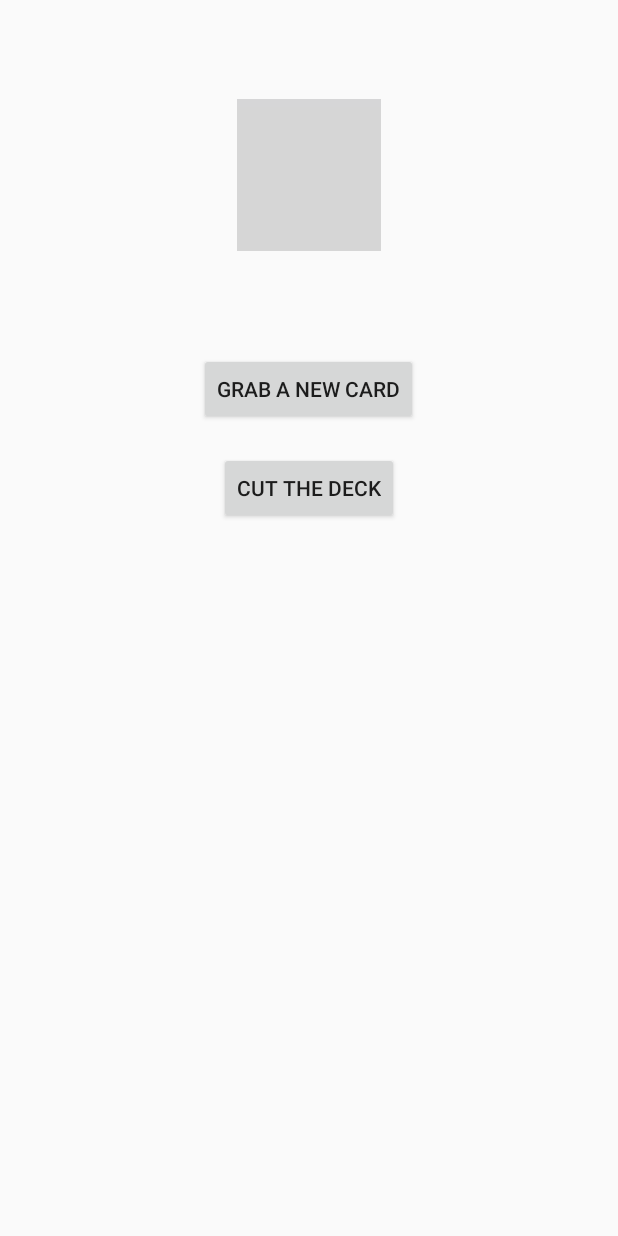
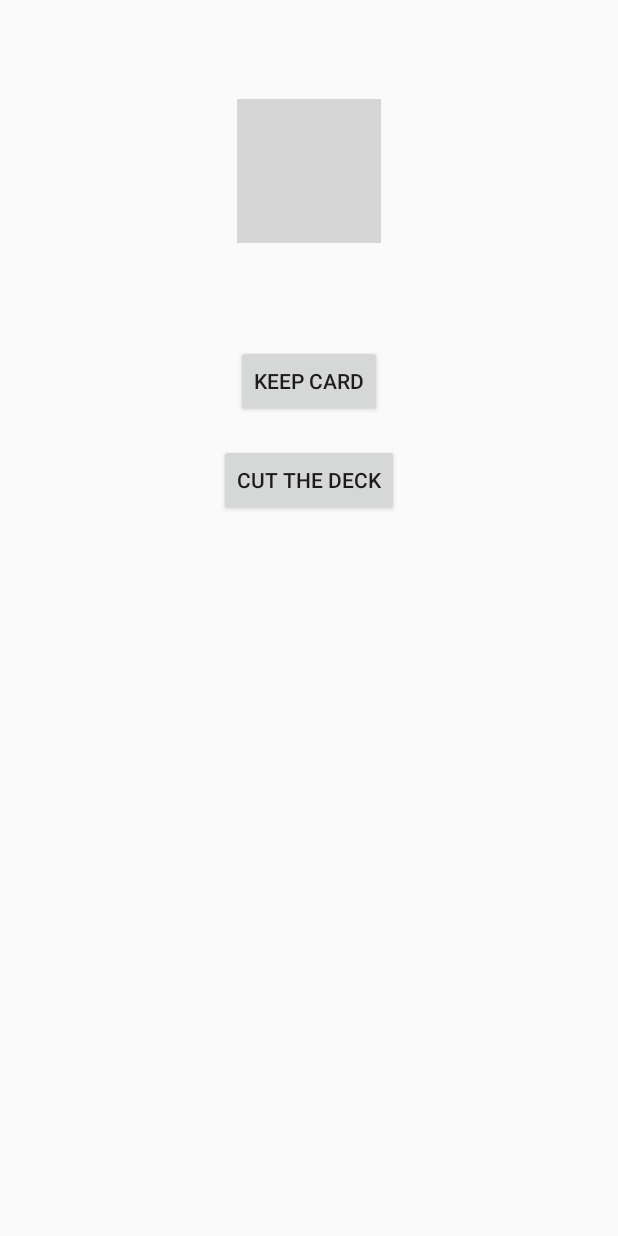
Before and after one commit to JakeHerb/PocketDeck, an Android app: the SingleDeviceActivity screen opened directly, with no data from a screen before it, after a tap on "GRAB A NEW CARD", on a phone screen of 412 x 824 dp. Run offline under Robolectric (Android 15) with nearby library versions, the phone set to English and light mode, and no system bars; grey boxes are pictures that could not be loaded.

Commit message:
Did more adjustments now that CardDeck is a linkedlist of CardViews. GetNewCard() now only shows a preview of the next card, and the view itself isn't removed until you "keep" the card and it's added to the hand.

```diff
--- a/app/src/main/java/com/jacobherbel/pocketdeck/SingleDeviceActivity.java
+++ b/app/src/main/java/com/jacobherbel/pocketdeck/SingleDeviceActivity.java
@@ -14,6 +14,7 @@ import com.jacobherbel.pocketdeck.cardStuff.Card;
 import com.jacobherbel.pocketdeck.cardStuff.CardDeck;
 import com.jacobherbel.pocketdeck.cardStuff.CardView;
 
+import java.util.Iterator;
 import java.util.Random;
 import java.util.concurrent.atomic.AtomicInteger;
 
@@ -39,38 +40,36 @@ public class SingleDeviceActivity extends AppCompatActivity {
 
 
     public void getTopCard(View view) {
-//        Button keepbtn = (Button) findViewById(R.id.newCardBtn);
-//        CardView topCard = (CardView) findViewById(R.id.card1);
-//        if (keepbtn.getText().equals("Grab a new card")) {
-//            topCard = mCardDeck.nextView();
-//            topCard.flipCard();
-//            keepbtn.setText("Keep card");
-//        } else if (keepbtn.getText().equals("Keep card")) {
-//            addToHand(view, topCard);
-//            topCard.flipCard();
-//            keepbtn.setText("Grab a new card");
-//        } else {
-//            keepbtn.setText("An issue occurred");
-//        }
+        Button keepbtn = (Button) findViewById(R.id.newCardBtn);
         CardView topCard = (CardView) findViewById(R.id.card1);
-        CardView newCard = mCardDeck.nextView();
-        mUtils.replaceView(topCard, newCard);
-        newCard.flipCard();
+        if (keepbtn.getText().equals("Grab a new card")) {
+            topCard.setCard(mCardDeck.peek().getCard());
+            topCard.flipCard();
+            keepbtn.setText("Keep card");
+        } else if (keepbtn.getText().equals("Keep card")) {
+            addToHand(mCardDeck.nextView());
+            topCard.flipCard();
+            keepbtn.setText("Grab a new card");
+        } else {
+            keepbtn.setText("An issue occurred");
+        }
+
+
 
     }
 
     // Adds a new card to the hand and responds according to how many cards are already in the hand
-    public void addToHand(View view, CardView cardView) {
+    public void addToHand(CardView cardView) {
         RelativeLayout handLayout = (RelativeLayout) findViewById(R.id.handLayout);
         if (mCardsInHand == 0) {
             mHand.add(cardView);
             mCardsInHand++;
             handLayout.addView(cardView);
         } else if (mCardsInHand <= 5) {
-            mHand.add(cardView);
             mCardsInHand++;
             RelativeLayout.LayoutParams params = (RelativeLayout.LayoutParams) cardView.getLayoutParams();
-            params.addRule(RelativeLayout.RIGHT_OF, mHand.peek().getID());
+            params.addRule(RelativeLayout.RIGHT_OF, mHand.peekLast().getID());
+            mHand.add(cardView);
             handLayout.addView(cardView);
         } else {
             //TODO add "replace a current card" or "toss" buttons when user hand is full
--- a/app/src/main/java/com/jacobherbel/pocketdeck/ViewUtils.java
+++ b/app/src/main/java/com/jacobherbel/pocketdeck/ViewUtils.java
@@ -33,4 +33,5 @@ public class ViewUtils {
         removeView(newView);
         parent.addView(newView, index);
     }
+
 }
--- a/app/src/main/res/layout/activity_single_device.xml
+++ b/app/src/main/res/layout/activity_single_device.xml
@@ -13,24 +13,17 @@
     tools:context="com.jacobherbel.pocketdeck.SingleDeviceActivity">
 
     <RelativeLayout
+        android:id="@+id/deckLayout"
         android:layout_width="fill_parent"
         android:layout_height="wrap_content"
         android:layout_marginTop="50dp"
         android:orientation="vertical">
 
         <com.jacobherbel.pocketdeck.cardStuff.CardView
-            android:id="@+id/bottomOfDeck"
+            android:id="@+id/deckPlacementSpot"
             android:layout_width="wrap_content"
             android:layout_height="wrap_content"
             android:layout_centerHorizontal="true"
-            android:src="@drawable/back" />
-
-        <com.jacobherbel.pocketdeck.cardStuff.CardView
-            android:id="@+id/topOfDeck"
-            android:layout_width="wrap_content"
-            android:layout_height="wrap_content"
-            android:layout_centerHorizontal="true"
-            android:layout_marginTop="5sp"
             android:src="@drawable/back" />
 
 
```
Also changed, not shown: app/src/main/java/com/jacobherbel/pocketdeck/cardStuff/CardDeck.java (+14 -4 lines).
